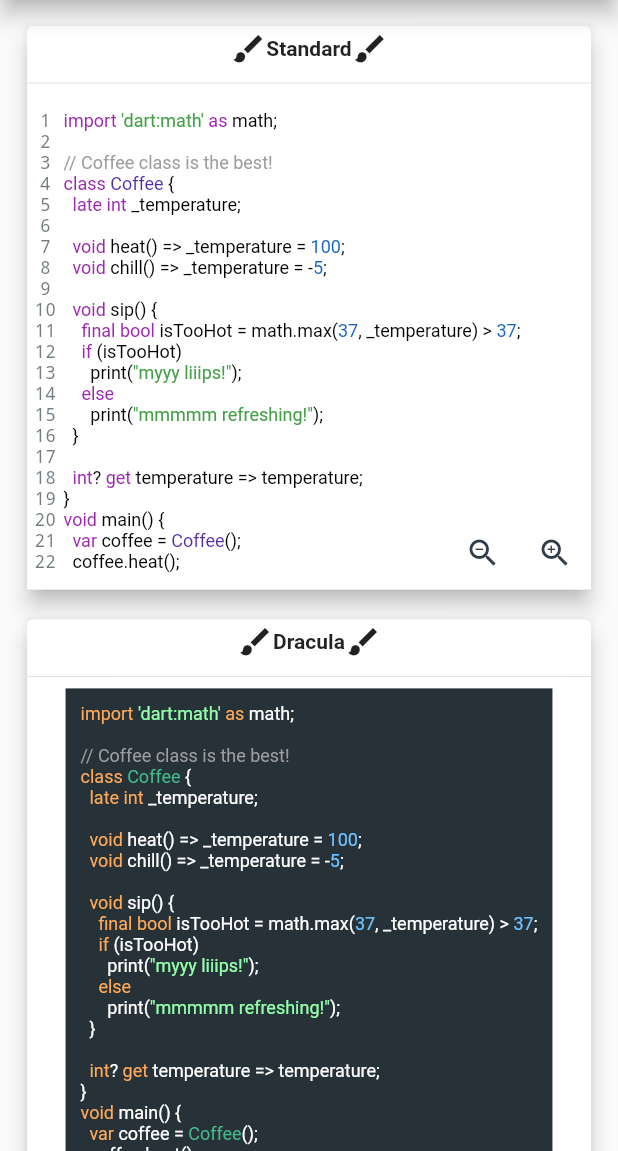
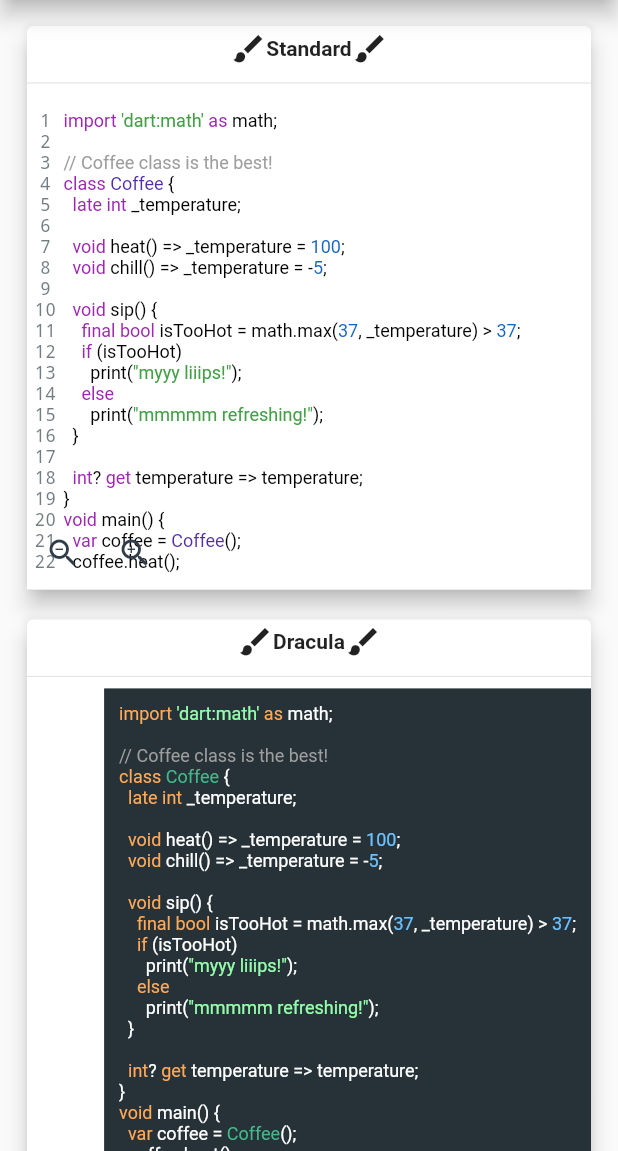
Before and after one commit to warbee0712/flutter_syntax_view, a Flutter app: the screen it shows after launch, on a phone screen of 412 x 824 dp, the part 85-1236 px from its top. Run offline on Flutter 3.47's test engine with Material 2 defaults, Android fonts, the phone set to English and light mode, and no system bars; our stand-ins replace string_scanner.

Commit message:
fix: delete minimum MainAxisSize

```diff
--- a/lib/src/flutter_syntax_view.dart
+++ b/lib/src/flutter_syntax_view.dart
@@ -107,7 +107,6 @@ class SyntaxViewState extends State<SyntaxView> {
 
   Widget zoomControls() {
     return Row(
-      mainAxisSize: MainAxisSize.min,
       children: <Widget>[
         IconButton(
             icon:
```
Also changed, not shown: example/pubspec.lock, pubspec.lock.
